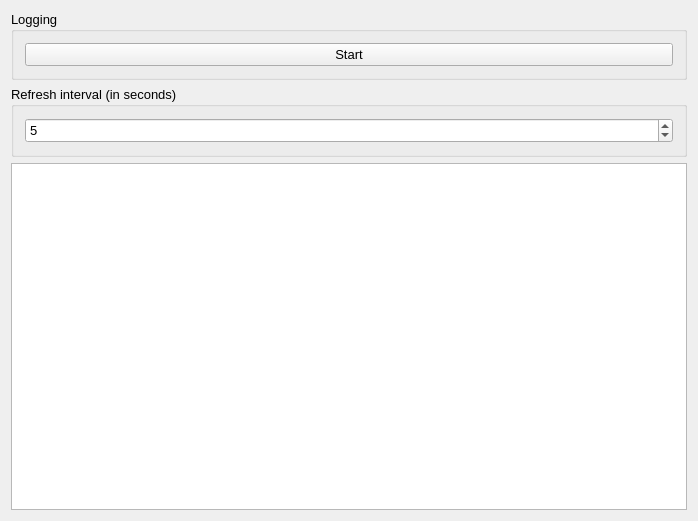
The window that mainWindow.ui (dynamite86/LoggingUtil) describes before a commit, drawn with Qt 5.
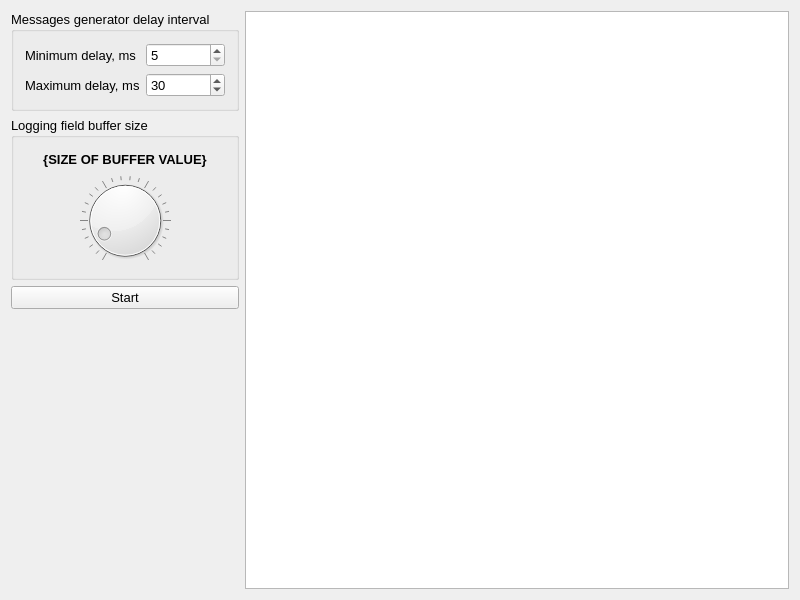
The same window after the commit. Custom widgets are drawn as their Qt base class.

Patch:
```diff
--- a/mainWindow.ui
+++ b/mainWindow.ui
@@ -6,8 +6,8 @@
    <rect>
     <x>0</x>
     <y>0</y>
-    <width>698</width>
-    <height>521</height>
+    <width>800</width>
+    <height>600</height>
    </rect>
   </property>
   <property name="font">
@@ -26,41 +26,114 @@
     <item row="0" column="0">
      <widget class="QGroupBox" name="groupBox_logging">
       <property name="title">
-       <string>Logging</string>
+       <string>Messages generator delay interval</string>
       </property>
       <layout class="QGridLayout" name="gridLayout_3">
-       <item row="0" column="0">
-        <widget class="QPushButton" name="pushButton_start">
+       <item row="2" column="1">
+        <widget class="QSpinBox" name="spinBox_maximumDelay">
+         <property name="minimum">
+          <number>5</number>
+         </property>
+         <property name="maximum">
+          <number>1000</number>
+         </property>
+         <property name="value">
+          <number>30</number>
+         </property>
+        </widget>
+       </item>
+       <item row="1" column="1">
+        <widget class="QSpinBox" name="spinBox_minimumDelay">
+         <property name="minimum">
+          <number>5</number>
+         </property>
+         <property name="maximum">
+          <number>1000</number>
+         </property>
+         <property name="value">
+          <number>5</number>
+         </property>
+        </widget>
+       </item>
+       <item row="2" column="0">
+        <widget class="QLabel" name="label_2">
          <property name="text">
-          <string>Start</string>
+          <string>Maximum delay, ms</string>
+         </property>
+        </widget>
+       </item>
+       <item row="1" column="0">
+        <widget class="QLabel" name="label">
+         <property name="text">
+          <string>Minimum delay, ms</string>
          </property>
         </widget>
        </item>
       </layout>
      </widget>
     </item>
+    <item row="0" column="1" rowspan="4">
+     <widget class="LoggingField" name="textEdit"/>
+    </item>
     <item row="1" column="0">
-     <widget class="QGroupBox" name="groupBox_messageBufferSize">
+     <widget class="QGroupBox" name="groupBox_msgBufferSize">
+      <property name="enabled">
+       <bool>true</bool>
+      </property>
       <property name="title">
-       <string>Refresh interval (in seconds)</string>
+       <string>Logging field buffer size</string>
       </property>
       <layout class="QGridLayout" name="gridLayout">
-       <item row="0" column="0">
-        <widget class="QSpinBox" name="spinBox_refreshInterval">
+       <item row="1" column="1">
+        <widget class="QLabel" name="label_msgBufferSize">
          <property name="minimumSize">
           <size>
            <width>0</width>
-           <height>25</height>
+           <height>20</height>
           </size>
+         </property>
+         <property name="maximumSize">
+          <size>
+           <width>16777215</width>
+           <height>20</height>
+          </size>
+         </property>
+         <property name="font">
+          <font>
+           <weight>75</weight>
+           <bold>true</bold>
+          </font>
+         </property>
+         <property name="text">
+          <string>{SIZE OF BUFFER VALUE}</string>
+         </property>
+         <property name="alignment">
+          <set>Qt::AlignCenter</set>
+         </property>
+        </widget>
+       </item>
+       <item row="2" column="1">
+        <widget class="QDial" name="dial_msgBufferSize">
+         <property name="enabled">
+          <bool>true</bool>
          </property>
          <property name="minimum">
           <number>1</number>
          </property>
          <property name="maximum">
-          <number>1000</number>
+          <number>100</number>
          </property>
          <property name="value">
-          <number>5</number>
+          <number>10</number>
+         </property>
+         <property name="orientation">
+          <enum>Qt::Vertical</enum>
+         </property>
+         <property name="wrapping">
+          <bool>false</bool>
+         </property>
+         <property name="notchesVisible">
+          <bool>true</bool>
          </property>
         </widget>
        </item>
@@ -68,7 +141,24 @@
      </widget>
     </item>
     <item row="2" column="0">
-     <widget class="LoggingField" name="textEdit"/>
+     <widget class="QPushButton" name="pushButton_start">
+      <property name="text">
+       <string>Start</string>
+      </property>
+     </widget>
+    </item>
+    <item row="3" column="0">
+     <spacer name="verticalSpacer">
+      <property name="orientation">
+       <enum>Qt::Vertical</enum>
+      </property>
+      <property name="sizeHint" stdset="0">
+       <size>
+        <width>20</width>
+        <height>289</height>
+       </size>
+      </property>
+     </spacer>
     </item>
    </layout>
   </widget>
```
Left out of the diff: 4 changed lines with no effect on the pictures.
